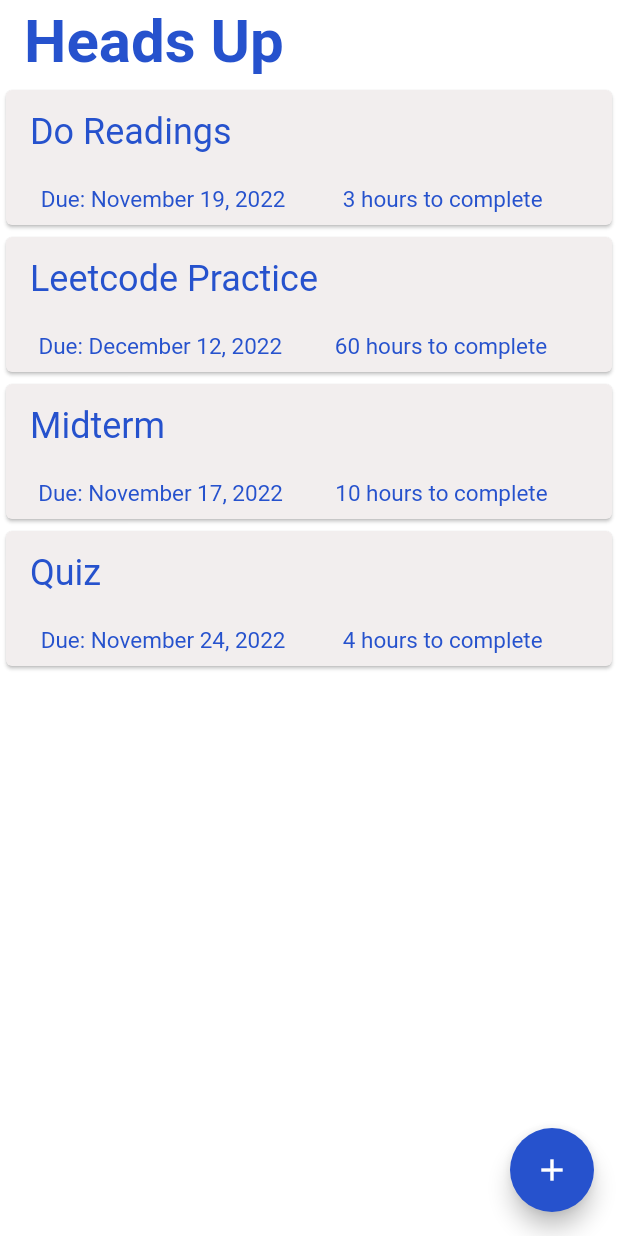
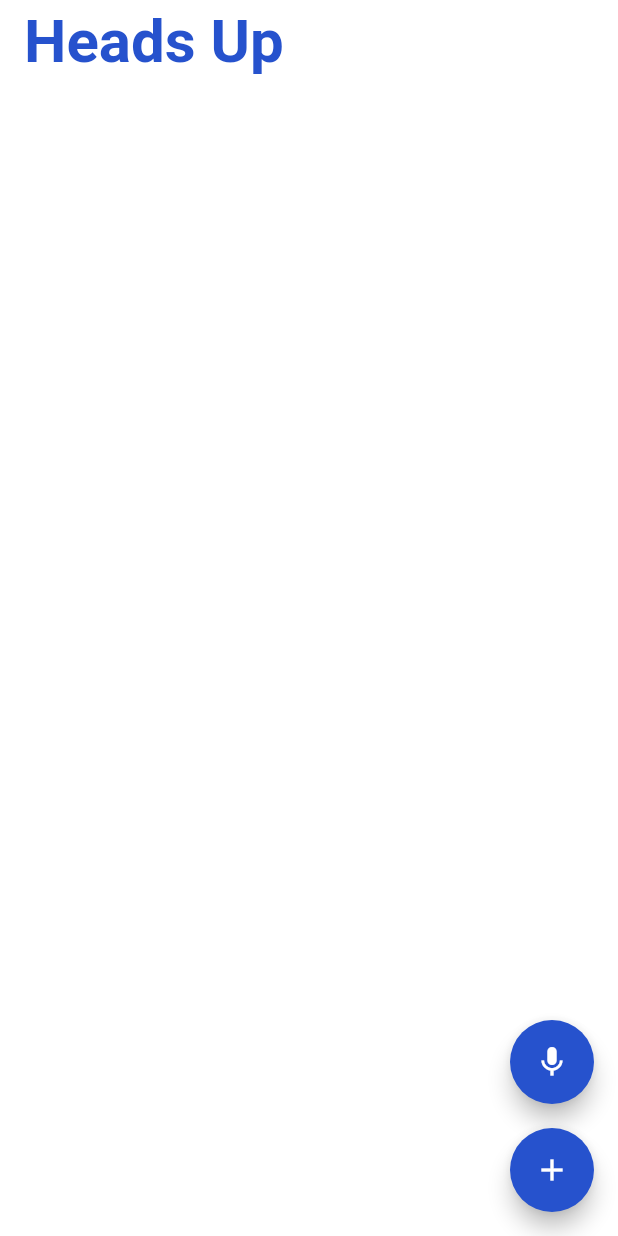
Before and after one commit to kelwishahy/heads-up-prototype, a Flutter app: the screen it shows after launch, on a phone screen of 412 x 824 dp. Run offline on Flutter 3.47's test engine with Material 2 defaults, Android fonts, the phone set to English and light mode, and no system bars; Roboto replaces fonts that are missing (Arial).

Commit message:
Added mic button, changed hoursToComplete keyboard type

```diff
--- a/heads_up_prototype/lib/components/add_task_dialog.dart
+++ b/heads_up_prototype/lib/components/add_task_dialog.dart
@@ -32,6 +32,7 @@ class AddTaskDialog extends StatelessWidget {
 
           TextField(
               controller: hoursToCompleteController,
+              keyboardType: TextInputType.number,
               decoration: const InputDecoration(
                   border: OutlineInputBorder(),
                   hintText: "How many hours will it take?")),
--- a/heads_up_prototype/lib/pages/home_page.dart
+++ b/heads_up_prototype/lib/pages/home_page.dart
@@ -10,12 +10,7 @@ class HomePage extends StatefulWidget {
 }
 
 class _HomePageState extends State<HomePage> {
-  List tasks = [
-    ['Do Readings', DateTime(2022, 11, 19), 3],
-    ['Leetcode Practice', DateTime(2022, 12, 12), 60],
-    ['Midterm', DateTime(2022, 11, 17), 10],
-    ['Quiz', DateTime(2022, 11, 24), 4],
-  ];
+  List tasks = [];
 
   final _taskNameController = TextEditingController();
   final _hoursToCompleteController = TextEditingController();
@@ -57,6 +52,21 @@ class _HomePageState extends State<HomePage> {
         });
   }
 
+  //dictate task
+  void dictateTask() {
+    showDialog(
+        context: context,
+        builder: (context) {
+          return AddTaskDialog(
+            taskNameController: _taskNameController,
+            hoursToCompleteController: _hoursToCompleteController,
+            onSave: saveNewTask,
+            onCancel: () => Navigator.of(context).pop(),
+            setDate: setDueDate,
+          );
+        });
+  }
+
   @override
   Widget build(BuildContext context) {
     return Scaffold(
@@ -64,11 +74,25 @@ class _HomePageState extends State<HomePage> {
         appBar: AppBar(
           title: const Text('Heads Up'),
         ),
-        floatingActionButton: FloatingActionButton(
-          onPressed: addTask,
-          backgroundColor: const Color(0xff2652cd),
-          foregroundColor: Colors.white,
-          child: const Icon(Icons.add),
+        floatingActionButton: Column(
+          mainAxisAlignment: MainAxisAlignment.end,
+          verticalDirection: VerticalDirection.down,
+          crossAxisAlignment: CrossAxisAlignment.end,
+          children: [
+            FloatingActionButton(
+              onPressed: dictateTask,
+              backgroundColor: const Color(0xff2652cd),
+              foregroundColor: Colors.white,
+              child: const Icon(Icons.mic),
+            ),
+            const Padding(padding: EdgeInsets.all(8)),
+            FloatingActionButton(
+              onPressed: addTask,
+              backgroundColor: const Color(0xff2652cd),
+              foregroundColor: Colors.white,
+              child: const Icon(Icons.add),
+            ),
+          ],
         ),
         body: ListView.builder(
           itemCount: tasks.length,
--- a/heads_up_prototype/pubspec.yaml
+++ b/heads_up_prototype/pubspec.yaml
@@ -37,6 +37,7 @@ dependencies:
   # Use with the CupertinoIcons class for iOS style icons.
   cupertino_icons: ^1.0.2
   intl: ^0.17.0
+  speech_to_text: ^6.1.0
 
 dev_dependencies:
   flutter_test:
```
Also changed, not shown: heads_up_prototype/lib/components/dictate_task_dialog.dart (added, +10 -0 lines), heads_up_prototype/pubspec.lock, 1 other file.
